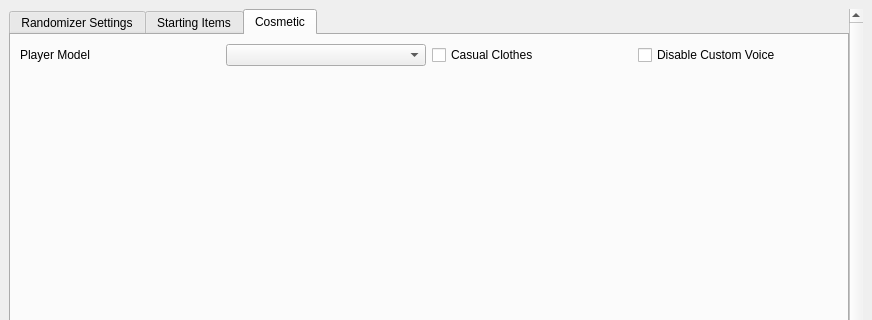
Above: wwr_ui/randomizer_window.ui from LagoLunatic/wwrando before the change; both pictures show x 0 to 872 and y 0 to 320 of the 872 by 670 pixel window. Below: the same form after it.
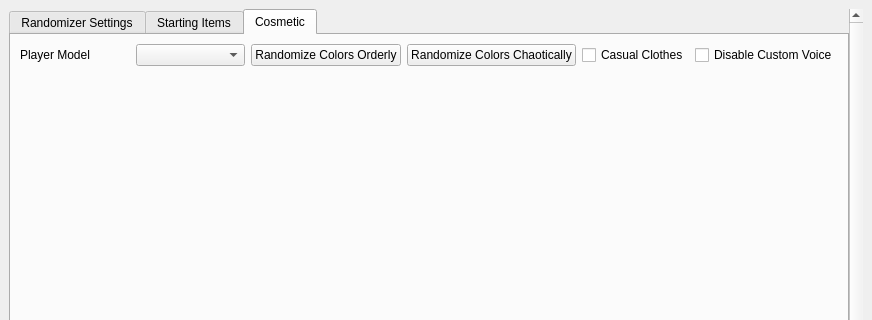
That is the form after the change. The open tabs and pages were chosen to show the change.

Commit message: Add UI options to randomize custom player colors

Patch:
```diff
--- a/wwr_ui/randomizer_window.ui
+++ b/wwr_ui/randomizer_window.ui
@@ -741,6 +741,42 @@
            <layout class="QVBoxLayout" name="verticalLayout_3">
             <item>
              <layout class="QGridLayout" name="gridLayout_5">
+              <item row="0" column="1">
+               <layout class="QHBoxLayout" name="horizontalLayout_11">
+                <item>
+                 <widget class="QPushButton" name="randomize_all_custom_colors_together">
+                  <property name="text">
+                   <string>Randomize Colors Orderly</string>
+                  </property>
+                 </widget>
+                </item>
+                <item>
+                 <widget class="QPushButton" name="randomize_all_custom_colors_separately">
+                  <property name="text">
+                   <string>Randomize Colors Chaotically</string>
+                  </property>
+                 </widget>
+                </item>
+                <item>
+                 <layout class="QHBoxLayout" name="horizontalLayout_7">
+                  <item>
+                   <widget class="QCheckBox" name="player_in_casual_clothes">
+                    <property name="text">
+                     <string>Casual Clothes</string>
+                    </property>
+                   </widget>
+                  </item>
+                  <item>
+                   <widget class="QCheckBox" name="disable_custom_player_voice">
+                    <property name="text">
+                     <string>Disable Custom Voice</string>
+                    </property>
+                   </widget>
+                  </item>
+                 </layout>
+                </item>
+               </layout>
+              </item>
               <item row="0" column="0">
                <layout class="QHBoxLayout" name="horizontalLayout_3">
                 <item>
@@ -755,24 +791,6 @@
                 </item>
                </layout>
               </item>
-              <item row="0" column="1">
-               <layout class="QHBoxLayout" name="horizontalLayout_7">
-                <item>
-                 <widget class="QCheckBox" name="player_in_casual_clothes">
-                  <property name="text">
-                   <string>Casual Clothes</string>
-                  </property>
-                 </widget>
-                </item>
-                <item>
-                 <widget class="QCheckBox" name="disable_custom_player_voice">
-                  <property name="text">
-                   <string>Disable Custom Voice</string>
-                  </property>
-                 </widget>
-                </item>
-               </layout>
-              </item>
              </layout>
             </item>
             <item>
```
The commit also changes 2 other files.
